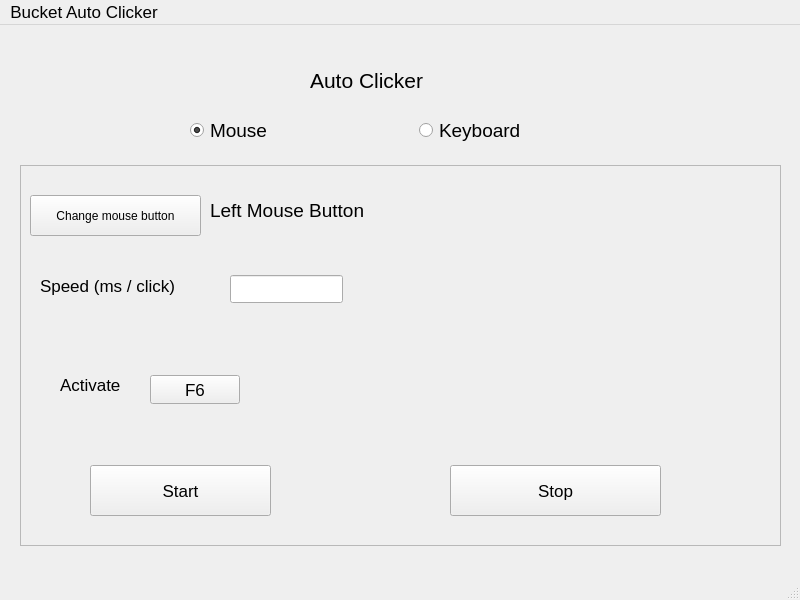
phivogit/MyFirstProject, file Qt/Autoclicker/autoclicker.ui: the form before one commit.
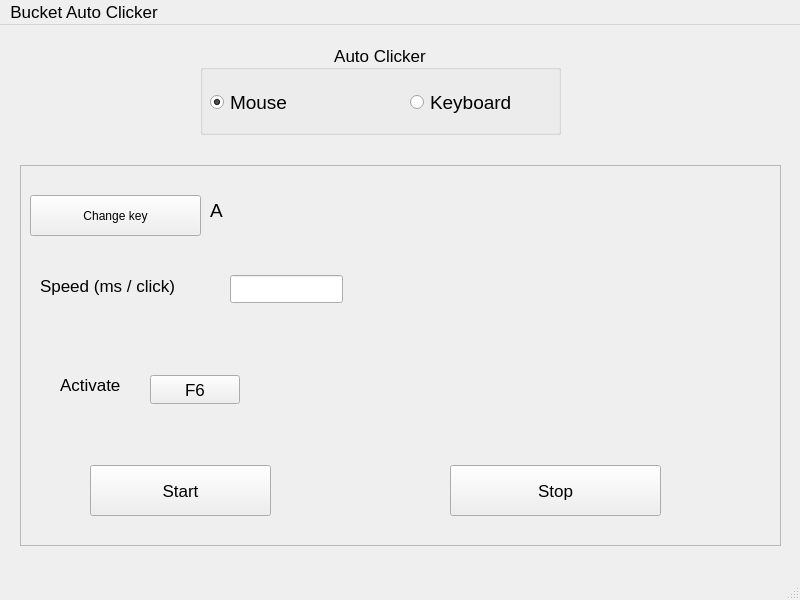
The form after the commit.

Commit message: Added keyboard keybind change for AutoClicker

```diff
--- a/Qt/Autoclicker/autoclicker.ui
+++ b/Qt/Autoclicker/autoclicker.ui
@@ -13,72 +13,76 @@
   <property name="font">
    <font>
     <pointsize>13</pointsize>
+    <bold>false</bold>
    </font>
   </property>
   <property name="windowTitle">
    <string>AutoClicker</string>
   </property>
+  <property name="toolButtonStyle">
+   <enum>Qt::ToolButtonStyle::ToolButtonIconOnly</enum>
+  </property>
+  <property name="animated">
+   <bool>false</bool>
+  </property>
   <property name="tabShape">
    <enum>QTabWidget::TabShape::Rounded</enum>
   </property>
   <widget class="QWidget" name="centralwidget">
-   <widget class="QLabel" name="AutoClickerLabel">
+   <widget class="QGroupBox" name="Header">
     <property name="geometry">
      <rect>
-      <x>310</x>
-      <y>30</y>
-      <width>171</width>
-      <height>51</height>
+      <x>200</x>
+      <y>19</y>
+      <width>361</width>
+      <height>91</height>
      </rect>
     </property>
     <property name="font">
      <font>
-      <pointsize>16</pointsize>
+      <pointsize>13</pointsize>
+      <italic>false</italic>
+      <fontweight>DemiBold</fontweight>
      </font>
     </property>
-    <property name="text">
+    <property name="title">
      <string>Auto Clicker</string>
     </property>
-    <property name="scaledContents">
-     <bool>true</bool>
+    <property name="alignment">
+     <set>Qt::AlignmentFlag::AlignCenter</set>
     </property>
-    <property name="wordWrap">
-     <bool>true</bool>
-    </property>
-    <property name="margin">
-     <number>10</number>
-    </property>
-   </widget>
-   <widget class="QWidget" name="gridLayoutWidget">
-    <property name="geometry">
-     <rect>
-      <x>140</x>
-      <y>80</y>
-      <width>531</width>
-      <height>51</height>
-     </rect>
-    </property>
-    <layout class="QGridLayout" name="mouseKeyboardSelection" columnstretch="0,0,0">
-     <property name="leftMargin">
-      <number>50</number>
-     </property>
-     <property name="rightMargin">
-      <number>50</number>
-     </property>
-     <item row="0" column="2">
       <widget class="QRadioButton" name="keyboardOption">
+     <property name="geometry">
+      <rect>
+       <x>210</x>
+       <y>40</y>
+       <width>139</width>
+       <height>36</height>
+      </rect>
+     </property>
        <property name="font">
         <font>
          <pointsize>14</pointsize>
+       <italic>false</italic>
+       <fontweight>DemiBold</fontweight>
         </font>
        </property>
        <property name="text">
         <string>Keyboard</string>
        </property>
-      </widget>
-     </item>
-     <item row="0" column="0">
+     <property name="checked">
+      <bool>false</bool>
+     </property>
+    </widget>
       <widget class="QRadioButton" name="mouseOption">
+     <property name="geometry">
+      <rect>
+       <x>10</x>
+       <y>40</y>
+       <width>212</width>
+       <height>36</height>
+      </rect>
+     </property>
        <property name="baseSize">
         <size>
          <width>1</width>
@@ -88,8 +92,13 @@
        <property name="font">
         <font>
          <pointsize>14</pointsize>
-        </font>
-       </property>
+       <italic>false</italic>
+       <fontweight>DemiBold</fontweight>
+      </font>
+     </property>
+     <property name="focusPolicy">
+      <enum>Qt::FocusPolicy::StrongFocus</enum>
+     </property>
        <property name="text">
         <string>Mouse</string>
        </property>
@@ -97,27 +106,25 @@
         <bool>true</bool>
        </property>
       </widget>
-     </item>
-     <item row="0" column="1">
-      <spacer name="verticalSpacer">
-       <property name="orientation">
-        <enum>Qt::Orientation::Vertical</enum>
-       </property>
-       <property name="sizeHint" stdset="0">
-        <size>
-         <width>20</width>
-         <height>40</height>
-        </size>
-       </property>
-      </spacer>
-     </item>
-    </layout>
    </widget>
+   <widget class="QStackedWidget" name="stackedWidget">
+    <property name="geometry">
+     <rect>
+      <x>0</x>
+      <y>130</y>
+      <width>791</width>
+      <height>411</height>
+     </rect>
+    </property>
+    <property name="currentIndex">
+     <number>1</number>
+    </property>
+    <widget class="QWidget" name="MousePage">
    <widget class="QFrame" name="MouseFrame">
     <property name="geometry">
      <rect>
       <x>20</x>
-      <y>140</y>
+        <y>10</y>
       <width>761</width>
       <height>381</height>
      </rect>
@@ -125,6 +132,7 @@
     <property name="font">
      <font>
       <pointsize>13</pointsize>
+        <bold>false</bold>
       <hintingpreference>PreferDefaultHinting</hintingpreference>
      </font>
     </property>
@@ -146,6 +154,7 @@
      <property name="font">
       <font>
        <pointsize>9</pointsize>
+         <bold>false</bold>
        <hintingpreference>PreferDefaultHinting</hintingpreference>
       </font>
      </property>
@@ -165,6 +174,7 @@
      <property name="font">
       <font>
        <pointsize>14</pointsize>
+         <bold>false</bold>
        <hintingpreference>PreferDefaultHinting</hintingpreference>
       </font>
      </property>
@@ -252,6 +262,155 @@
      <property name="text">
       <string>Stop</string>
      </property>
+      </widget>
+     </widget>
+    </widget>
+    <widget class="QWidget" name="KeyboardPage">
+     <widget class="QFrame" name="KeyboardFrame">
+      <property name="geometry">
+       <rect>
+        <x>20</x>
+        <y>10</y>
+        <width>761</width>
+        <height>381</height>
+       </rect>
+      </property>
+      <property name="font">
+       <font>
+        <pointsize>13</pointsize>
+        <bold>false</bold>
+        <hintingpreference>PreferDefaultHinting</hintingpreference>
+       </font>
+      </property>
+      <property name="frameShape">
+       <enum>QFrame::Shape::StyledPanel</enum>
+      </property>
+      <property name="frameShadow">
+       <enum>QFrame::Shadow::Raised</enum>
+      </property>
+      <widget class="QPushButton" name="KchangeInpButton">
+       <property name="geometry">
+        <rect>
+         <x>10</x>
+         <y>30</y>
+         <width>171</width>
+         <height>41</height>
+        </rect>
+       </property>
+       <property name="font">
+        <font>
+         <pointsize>9</pointsize>
+         <bold>false</bold>
+         <hintingpreference>PreferDefaultHinting</hintingpreference>
+        </font>
+       </property>
+       <property name="text">
+        <string>Change key</string>
+       </property>
+      </widget>
+      <widget class="QLabel" name="KKey">
+       <property name="geometry">
+        <rect>
+         <x>190</x>
+         <y>20</y>
+         <width>51</width>
+         <height>51</height>
+        </rect>
+       </property>
+       <property name="font">
+        <font>
+         <pointsize>14</pointsize>
+         <bold>false</bold>
+         <hintingpreference>PreferDefaultHinting</hintingpreference>
+        </font>
+       </property>
+       <property name="text">
+        <string>A</string>
+       </property>
+      </widget>
+      <widget class="QLabel" name="KspeedLable_4">
+       <property name="geometry">
+        <rect>
+         <x>20</x>
+         <y>80</y>
+         <width>181</width>
+         <height>81</height>
+        </rect>
+       </property>
+       <property name="font">
+        <font>
+         <pointsize>13</pointsize>
+         <bold>false</bold>
+         <hintingpreference>PreferDefaultHinting</hintingpreference>
+        </font>
+       </property>
+       <property name="text">
+        <string>Speed (ms / click)</string>
+       </property>
+      </widget>
+      <widget class="QPushButton" name="KactivateKeyButton_4">
+       <property name="geometry">
+        <rect>
+         <x>130</x>
+         <y>210</y>
+         <width>90</width>
+         <height>29</height>
+        </rect>
+       </property>
+       <property name="text">
+        <string>F6</string>
+       </property>
+      </widget>
+      <widget class="QLabel" name="KactivateLabel_4">
+       <property name="geometry">
+        <rect>
+         <x>40</x>
+         <y>210</y>
+         <width>81</width>
+         <height>20</height>
+        </rect>
+       </property>
+       <property name="text">
+        <string>Activate</string>
+       </property>
+      </widget>
+      <widget class="QLineEdit" name="KInpClickSpeed">
+       <property name="geometry">
+        <rect>
+         <x>210</x>
+         <y>110</y>
+         <width>113</width>
+         <height>28</height>
+        </rect>
+       </property>
+      </widget>
+      <widget class="QPushButton" name="KButtonStart_4">
+       <property name="geometry">
+        <rect>
+         <x>70</x>
+         <y>300</y>
+         <width>181</width>
+         <height>51</height>
+        </rect>
+       </property>
+       <property name="text">
+        <string>Start</string>
+       </property>
+      </widget>
+      <widget class="QPushButton" name="KButtonStop">
+       <property name="geometry">
+        <rect>
+         <x>430</x>
+         <y>300</y>
+         <width>211</width>
+         <height>51</height>
+        </rect>
+       </property>
+       <property name="text">
+        <string>Stop</string>
+       </property>
+      </widget>
+     </widget>
     </widget>
    </widget>
   </widget>
```
Left out of the diff: 1 changed line with no effect on the pictures. Lines whose indentation alone changed are shown as unchanged. The commit also changes 12 other files.
